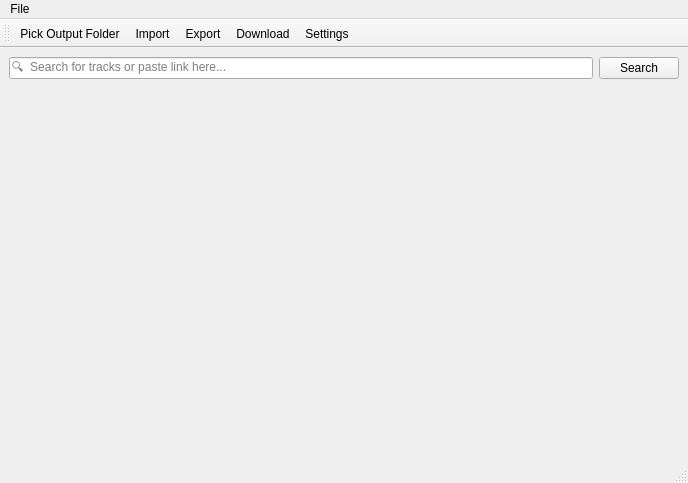
First picture: the form in spotdl_gui/views/mainwindow.ui, repository nozwock/spotdl_gui, before the edit.
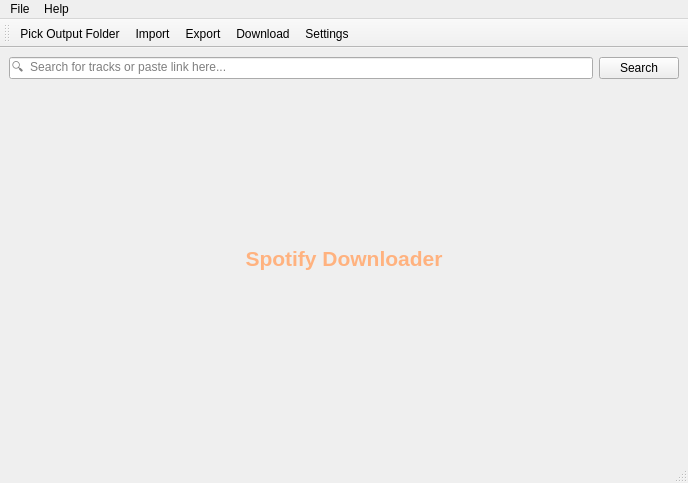
Second picture: the form after the edit. Icons and pictures are not drawn.

Commit message: Add intro label

```diff
--- a/spotdl_gui/views/mainwindow.ui
+++ b/spotdl_gui/views/mainwindow.ui
@@ -51,6 +51,32 @@
         </property>
         <widget class="QWidget" name="page_intro">
          <layout class="QVBoxLayout" name="verticalLayout_2">
+          <item>
+           <spacer name="verticalSpacer_5">
+            <property name="orientation">
+             <enum>Qt::Vertical</enum>
+            </property>
+            <property name="sizeHint" stdset="0">
+             <size>
+              <width>20</width>
+              <height>40</height>
+             </size>
+            </property>
+           </spacer>
+          </item>
+          <item>
+           <widget class="QLabel" name="label_2">
+            <property name="sizePolicy">
+             <sizepolicy hsizetype="Preferred" vsizetype="Fixed">
+              <horstretch>0</horstretch>
+              <verstretch>0</verstretch>
+             </sizepolicy>
+            </property>
+            <property name="text">
+             <string>&lt;html&gt;&lt;head/&gt;&lt;body&gt;&lt;p align=&quot;center&quot;&gt;&lt;span style=&quot; font-size:16pt; font-weight:700; color:#ffb27f;&quot;&gt;Spotify Downloader&lt;/span&gt;&lt;/p&gt;&lt;/body&gt;&lt;/html&gt;</string>
+            </property>
+           </widget>
+          </item>
           <item alignment="Qt::AlignHCenter">
            <widget class="QLabel" name="label">
             <property name="text">
@@ -58,6 +84,19 @@
             </property>
            </widget>
           </item>
+          <item>
+           <spacer name="verticalSpacer_6">
+            <property name="orientation">
+             <enum>Qt::Vertical</enum>
+            </property>
+            <property name="sizeHint" stdset="0">
+             <size>
+              <width>20</width>
+              <height>40</height>
+             </size>
+            </property>
+           </spacer>
+          </item>
          </layout>
         </widget>
         <widget class="QWidget" name="page_searching">
@@ -212,7 +251,14 @@
     </property>
     <addaction name="actionOpen_SpotDL_config_folder"/>
    </widget>
+   <widget class="QMenu" name="menuHelp">
+    <property name="title">
+     <string>Help</string>
+    </property>
+    <addaction name="actionAbout"/>
+   </widget>
    <addaction name="menuFile"/>
+   <addaction name="menuHelp"/>
   </widget>
   <widget class="QToolBar" name="toolBar">
    <property name="windowTitle">
```
Left out of the diff: 11 changed lines with no effect on the pictures. The commit also changes 1 other file.
